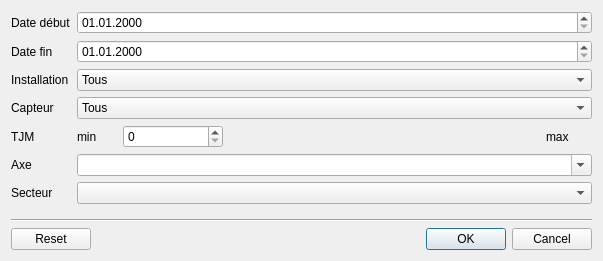
Above: comptages/ui/filter.ui from opengisch/OpenComptage before the change. Below: the same form after it.
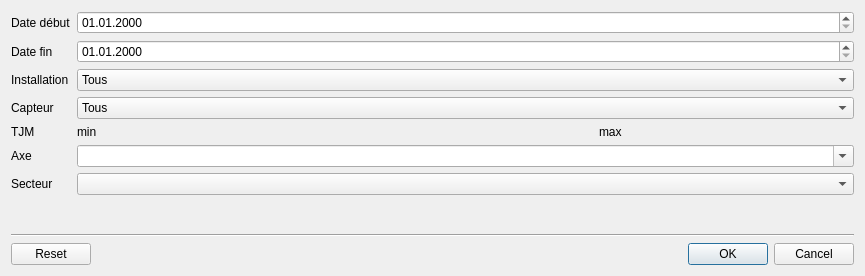
That is the form after the change. Custom widgets are drawn as their Qt base class.

```diff
--- a/comptages/ui/filter.ui
+++ b/comptages/ui/filter.ui
@@ -6,8 +6,8 @@
    <rect>
     <x>0</x>
     <y>0</y>
-    <width>603</width>
-    <height>261</height>
+    <width>865</width>
+    <height>276</height>
    </rect>
   </property>
   <property name="windowTitle">
@@ -108,50 +108,6 @@
      </item>
      <item row="4" column="1">
       <layout class="QGridLayout" name="gridLayout">
-       <item row="0" column="1">
-        <widget class="QSpinBox" name="tjm_min">
-         <property name="minimumSize">
-          <size>
-           <width>100</width>
-           <height>0</height>
-          </size>
-         </property>
-         <property name="maximum">
-          <number>30000</number>
-         </property>
-        </widget>
-       </item>
-       <item row="0" column="2">
-        <spacer name="horizontalSpacer_2">
-         <property name="orientation">
-          <enum>Qt::Horizontal</enum>
-         </property>
-         <property name="sizeHint" stdset="0">
-          <size>
-           <width>40</width>
-           <height>20</height>
-          </size>
-         </property>
-        </spacer>
-       </item>
-       <item row="0" column="4">
-         <widget class="QgsRangeSlider" name="tjm" native="true"/>
-         <!-- <widget class="QSpinBox" name="tjm_max"> -->
-         <!-- <property name="minimumSize"> -->
-         <!--  <size> -->
-         <!--   <width>100</width> -->
-         <!--   <height>0</height> -->
-         <!--  </size> -->
-         <!-- </property> -->
-         <!-- <property name="maximum"> -->
-         <!--  <number>30000</number> -->
-         <!-- </property> -->
-         <!-- <property name="value"> -->
-         <!--  <number>30000</number> -->
-         <!-- </property> -->
-         <!-- </widget> -->
-      
-       </item>
        <item row="0" column="0">
         <widget class="QLabel" name="min_tjm">
          <property name="minimumSize">
@@ -165,7 +121,7 @@
          </property>
         </widget>
        </item>
-       <item row="0" column="3">
+       <item row="0" column="2">
         <widget class="QLabel" name="max_tjm">
          <property name="minimumSize">
           <size>
@@ -178,6 +134,9 @@
          </property>
         </widget>
        </item>
+       <item row="0" column="1">
+        <widget class="QgsRangeSlider" name="tjm" native="true"/>
+       </item>
       </layout>
      </item>
      <item row="5" column="0">
@@ -235,12 +194,12 @@
    <extends>QDateTimeEdit</extends>
    <header>qgsdatetimeedit.h</header>
   </customwidget>
-  <customwidget>		
-￼   <class>QgsRangeSlider</class>		
-￼   <extends>QWidget</extends>		
-￼   <header>qgis.gui.QgsRangeSlider</header>		
-￼   <container>1</container>		
-￼  </customwidget>
+  <customwidget>
+   <class>QgsRangeSlider</class>
+   <extends>QWidget</extends>
+   <header>qgis.gui</header>
+   <container>1</container>
+  </customwidget>
  </customwidgets>
  <resources/>
  <connections>
```
